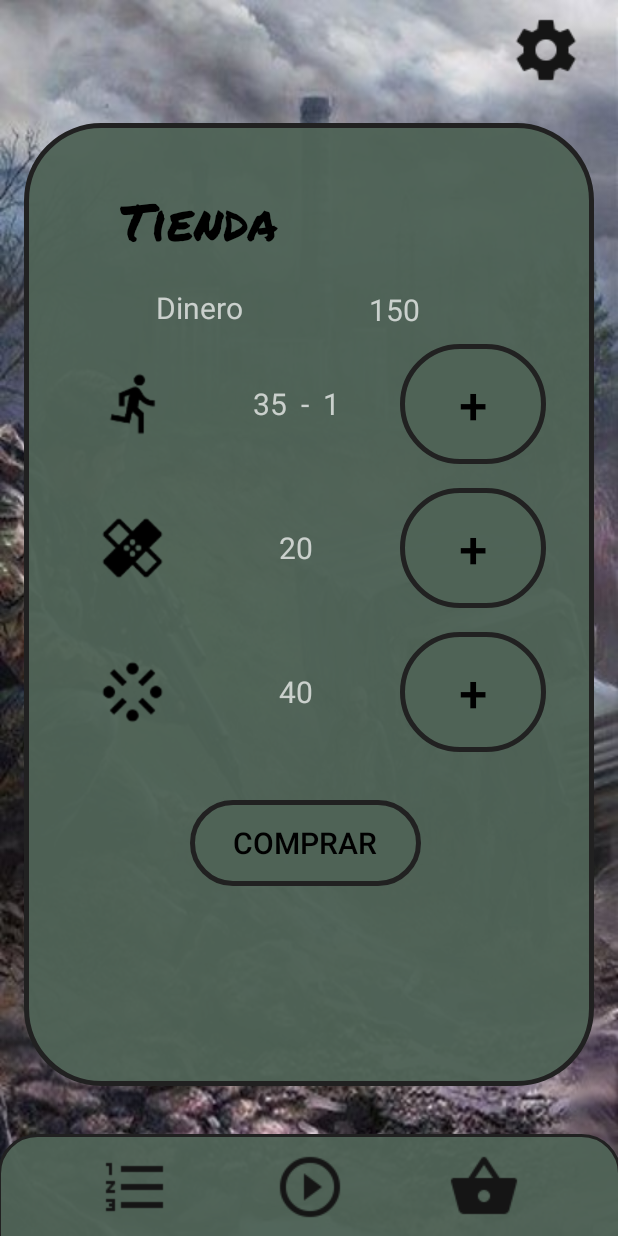
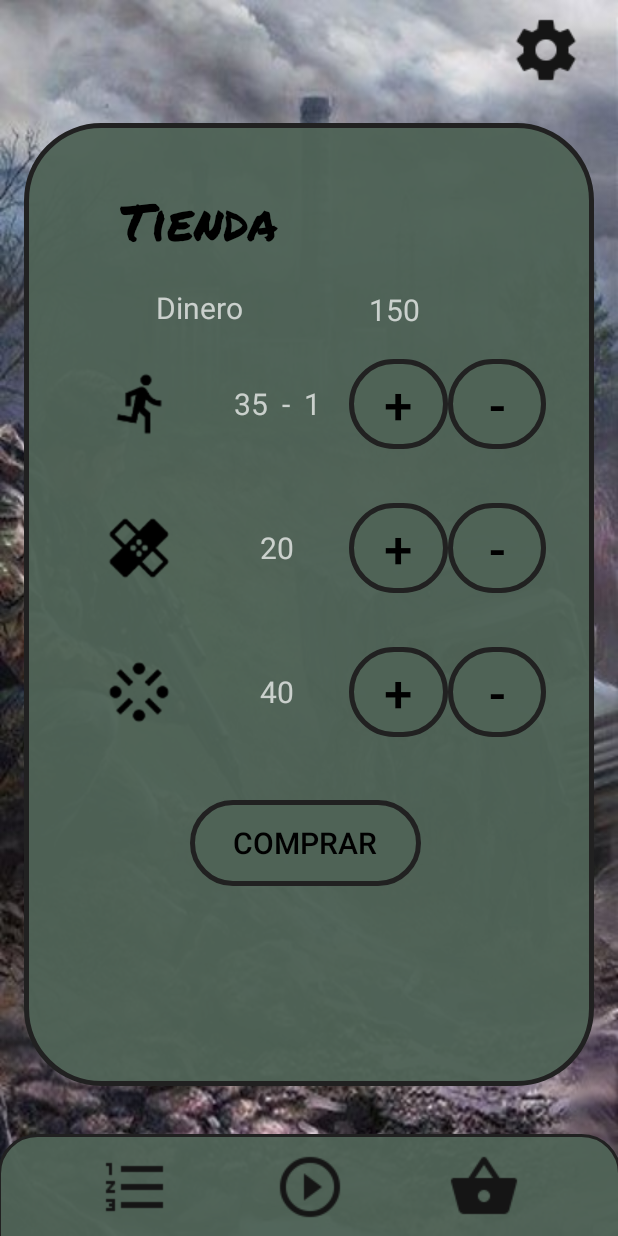
Before and after one commit to Chaffops/LaUltimaEsperanza, an Android app: the fragment FragmentTienda placed in its activity, on a phone screen of 412 x 824 dp. Run offline under Robolectric (Android 15) with nearby library versions, the phone set to English and light mode, and no system bars.

Commit message:
por si acaso

```diff
--- a/app/src/main/AndroidManifest.xml
+++ b/app/src/main/AndroidManifest.xml
@@ -18,7 +18,7 @@
         <activity
             android:name=".PantallaJuego"
             android:exported="false"
-            android:screenOrientation="landscape"
+            android:screenOrientation="sensorLandscape"
 
             android:theme="@style/Theme.AppCompat.NoActionBar" >
             >
--- a/app/src/main/java/com/example/laultimaesperanza/database/Controlador.java
+++ b/app/src/main/java/com/example/laultimaesperanza/database/Controlador.java
@@ -80,7 +80,7 @@ public class Controlador extends SQLiteOpenHelper {
         }else{
             return null;
         }
-
+        cursor.close();
 
         return x;
     }
--- a/app/src/main/java/com/example/laultimaesperanza/graficos/Animacion.java
+++ b/app/src/main/java/com/example/laultimaesperanza/graficos/Animacion.java
@@ -10,7 +10,8 @@ public class Animacion {
 
     private Dibujos[] dibujos;
     private int tiempoParaCambio=0;
-    private final int MAX_TIEMPO_CAMBIO=10;
+    private final int MAX_TIEMPO_CAMBIO=20;
+    private int tiempoParaCambioZombi=0;
 
 
     public Animacion(Dibujos[] todosDibujos) {
@@ -51,11 +52,11 @@ public class Animacion {
 
     public void dibujar(Canvas lienzo, Disposicion disposicion, Zombi zombi) {
 
-        if(tiempoParaCambio==0){
-            tiempoParaCambio=MAX_TIEMPO_CAMBIO;
+        if(tiempoParaCambioZombi==0){
+            tiempoParaCambioZombi=MAX_TIEMPO_CAMBIO;
             cambioZombi();
         }else {
-            tiempoParaCambio--;
+            tiempoParaCambioZombi--;
         }
         dibujarFrame(lienzo,disposicion,zombi, dibujos[tipoMovimientoZombi]);
 
--- a/app/src/main/res/layout/fragment_tienda.xml
+++ b/app/src/main/res/layout/fragment_tienda.xml
@@ -69,7 +69,7 @@
 
                 <ImageView
                     android:id="@+id/imageButton6"
-                    android:layout_width="27dp"
+                    android:layout_width="1dp"
                     android:layout_height="match_parent"
                     android:layout_weight="1"
                     android:background="#00FFFFFF"
@@ -78,7 +78,7 @@
 
                 <TextView
                     android:id="@+id/labelCurar"
-                    android:layout_width="84dp"
+                    android:layout_width="7dp"
                     android:layout_height="match_parent"
                     android:layout_weight="1"
                     android:gravity="center"
@@ -89,15 +89,26 @@
                     android:layout_width="43dp"
                     android:layout_height="match_parent"
                     android:layout_weight="1"
+                    android:gravity="center"
                     android:orientation="horizontal">
 
                     <Button
-                        android:id="@+id/btnCurar"
+                        android:id="@+id/btnCorrer"
                         android:layout_width="match_parent"
-                        android:layout_height="match_parent"
+                        android:layout_height="60dp"
                         android:layout_weight="1"
                         android:background="@drawable/btnemp"
                         android:text="+"
+                        android:textColor="#000000"
+                        android:textSize="34sp" />
+
+                    <Button
+                        android:id="@+id/btnCorrer2"
+                        android:layout_width="match_parent"
+                        android:layout_height="60dp"
+                        android:layout_weight="1"
+                        android:background="@drawable/btnemp"
+                        android:text="-"
                         android:textColor="#000000"
                         android:textSize="34sp" />
                 </LinearLayout>
@@ -117,7 +128,7 @@
 
                 <ImageView
                     android:id="@+id/imageButton2"
-                    android:layout_width="27dp"
+                    android:layout_width="1dp"
                     android:layout_height="match_parent"
                     android:layout_weight="1"
                     android:background="#00FFFFFF"
@@ -126,7 +137,7 @@
 
                 <TextView
                     android:id="@+id/labelVelocidad"
-                    android:layout_width="84dp"
+                    android:layout_width="7dp"
                     android:layout_height="match_parent"
                     android:layout_weight="1"
                     android:gravity="center"
@@ -137,15 +148,26 @@
                     android:layout_width="43dp"
                     android:layout_height="match_parent"
                     android:layout_weight="1"
+                    android:gravity="center"
                     android:orientation="horizontal">
 
                     <Button
                         android:id="@+id/btnCorrer"
                         android:layout_width="match_parent"
-                        android:layout_height="match_parent"
+                        android:layout_height="60dp"
                         android:layout_weight="1"
                         android:background="@drawable/btnemp"
                         android:text="+"
+                        android:textColor="#000000"
+                        android:textSize="34sp" />
+
+                    <Button
+                        android:id="@+id/btnCorrer2"
+                        android:layout_width="match_parent"
+                        android:layout_height="60dp"
+                        android:layout_weight="1"
+                        android:background="@drawable/btnemp"
+                        android:text="-"
                         android:textColor="#000000"
                         android:textSize="34sp" />
                 </LinearLayout>
@@ -163,14 +185,14 @@
 
                 <ImageView
                     android:id="@+id/imageView3"
-                    android:layout_width="27dp"
+                    android:layout_width="1dp"
                     android:layout_height="match_parent"
                     android:layout_weight="1"
                     android:src="@drawable/ic_stream" />
 
                 <TextView
                     android:id="@+id/labelDaño"
-                    android:layout_width="84dp"
+                    android:layout_width="7dp"
                     android:layout_height="match_parent"
                     android:layout_weight="1"
                     android:gravity="center"
@@ -181,15 +203,26 @@
                     android:layout_width="43dp"
                     android:layout_height="match_parent"
                     android:layout_weight="1"
+                    android:gravity="center"
                     android:orientation="horizontal">
 
                     <Button
-                        android:id="@+id/btnDaño"
+                        android:id="@+id/btnCorrer"
                         android:layout_width="match_parent"
-                        android:layout_height="match_parent"
+                        android:layout_height="60dp"
                         android:layout_weight="1"
                         android:background="@drawable/btnemp"
                         android:text="+"
+                        android:textColor="#000000"
+                        android:textSize="34sp" />
+
+                    <Button
+                        android:id="@+id/btnCorrer2"
+                        android:layout_width="match_parent"
+                        android:layout_height="60dp"
+                        android:layout_weight="1"
+                        android:background="@drawable/btnemp"
+                        android:text="-"
                         android:textColor="#000000"
                         android:textSize="34sp" />
                 </LinearLayout>
```
